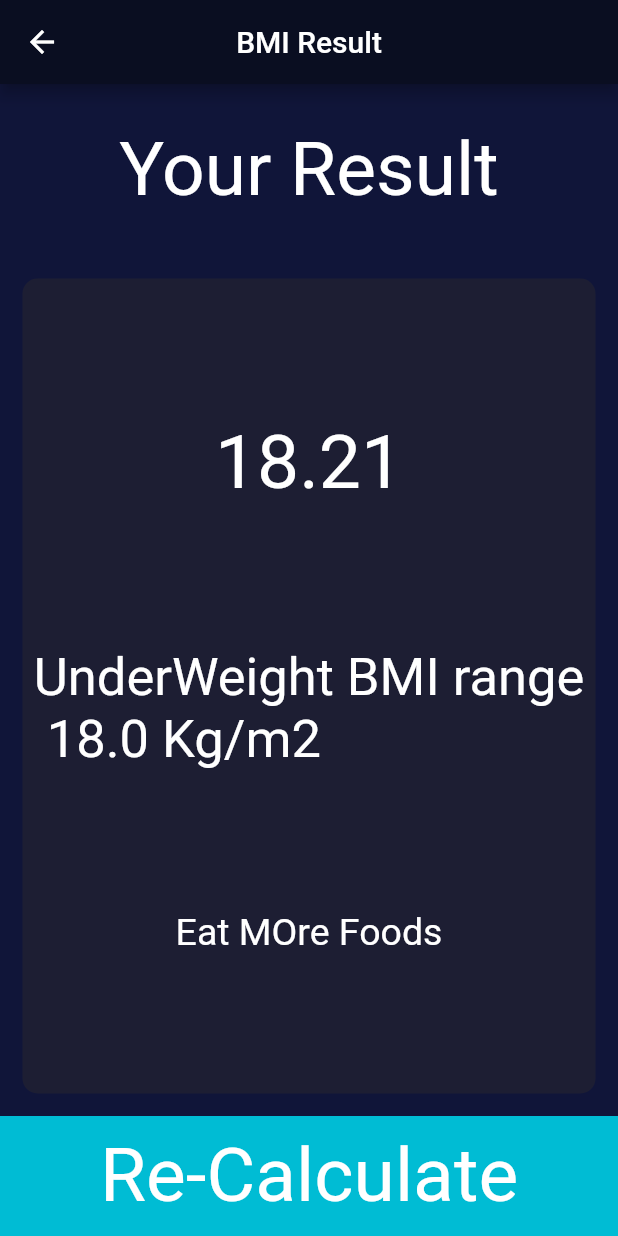
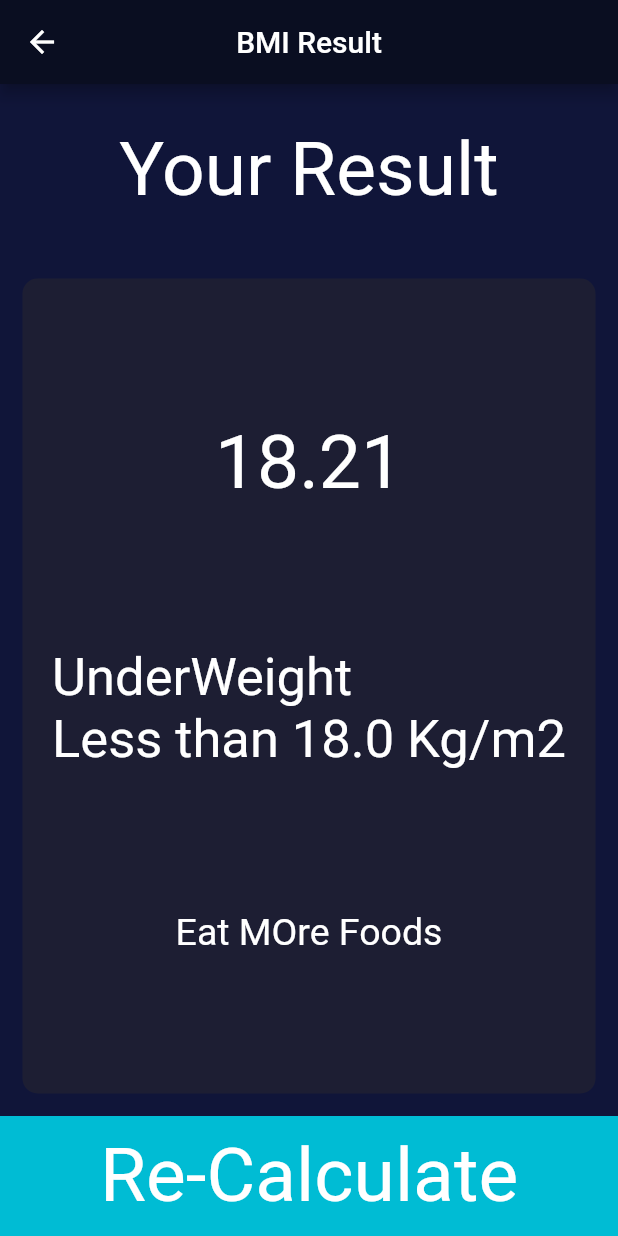
Before and after one commit to puzaan/bmiapp, a Flutter app: the screen it shows after launch, after a tap on "Calculate", on a phone screen of 412 x 824 dp. Run offline on Flutter 3.47's test engine with Material 2 defaults, Android fonts, the phone set to English and light mode, and no system bars; our stand-ins replace font_awesome_flutter.

Commit message:
Update bmi_calculator.dart

```diff
--- a/lib/bmi_calculator.dart
+++ b/lib/bmi_calculator.dart
@@ -24,13 +24,13 @@ class BMICalculator {
 
   String bmiShortMessage(double bmiValue) {
     if (bmiValue < 18.5) {
-      return "UnderWeight BMI range\n 18.0 Kg/m2";
+      return "UnderWeight \nLess than 18.0 Kg/m2";
     } else if (bmiValue >= 18.5 && bmiValue <= 24.9) {
-      return "Normal BMI range\n18.5-25 Kg/m2";
+      return "Normal \nBetween 18.5-25 Kg/m2";
     } else if (bmiValue >= 25.0 && bmiValue <= 29.9) {
-      return 'OverWeight\n25.0 - 29.0 Kg/m2';
+      return 'OverWeight\nBetween 25.0 - 29.0 Kg/m2';
     } else {
-      return ('Obese\n30 Kg/m2');
+      return ('Obese\nMore than 30 Kg/m2');
     }
   }
 }
```
